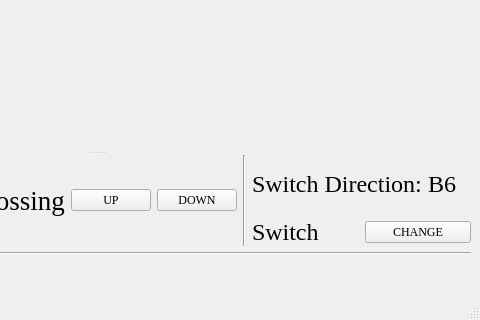
Before: the Qt Designer form Wayside SW/Wayside_UI_Rough.ui in asmithie13/ECE-1140, drawn with Qt 5; both pictures show x 286 to 766 and y 305 to 625 of the 766 by 625 pixel window.
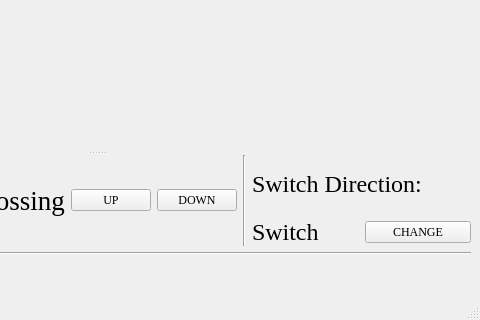
After: the same form once the commit is applied.

Commit message: Fixed minor UI and app.py error for displaying switch direction.

What changed in the file:
```diff
--- a/Wayside SW/Wayside_UI_Rough.ui
+++ b/Wayside SW/Wayside_UI_Rough.ui
@@ -440,7 +440,7 @@
                </font>
               </property>
               <property name="text">
-               <string>B6</string>
+               <string/>
               </property>
              </widget>
             </item>
```
The commit also changes 2 other files.
